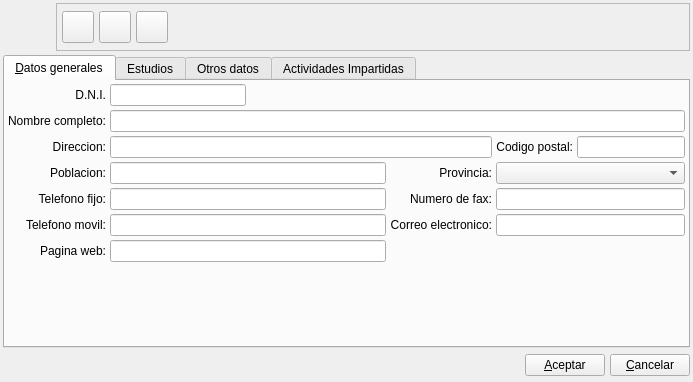
The window that bulmages/bulmafact/plugins/pluginbf_profesor/profesorbase.ui (eboladev/Bulmages-1) describes before a commit, drawn with Qt 5.
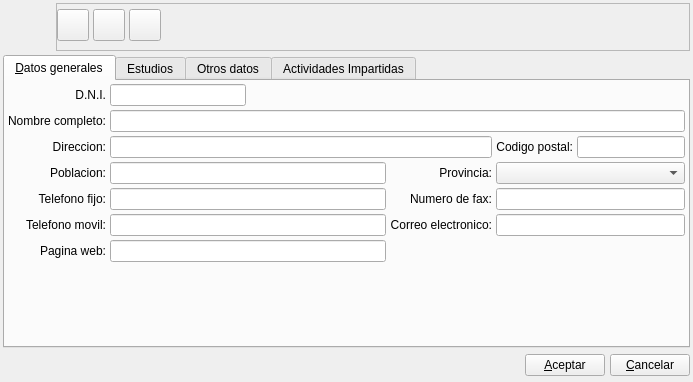
The same window after the commit. Icons and pictures are not drawn. Custom widgets are drawn as their Qt base class.

What changed in the file:
```diff
--- a/bulmages/bulmafact/plugins/pluginbf_profesor/profesorbase.ui
+++ b/bulmages/bulmafact/plugins/pluginbf_profesor/profesorbase.ui
@@ -75,12 +75,18 @@
        <property name="frameShadow">
         <enum>QFrame::Raised</enum>
        </property>
-       <layout class="QHBoxLayout">
-        <property name="spacing">
-         <number>5</number>
+       <property name="lineWidth">
+        <number>0</number>
+       </property>
+       <layout class="QHBoxLayout" name="horizontalLayout">
+        <property name="leftMargin">
+         <number>0</number>
         </property>
-        <property name="margin">
-         <number>5</number>
+        <property name="topMargin">
+         <number>0</number>
+        </property>
+        <property name="rightMargin">
+         <number>0</number>
         </property>
         <item>
          <widget class="QToolButton" name="mui_guardar">
@@ -221,6 +227,41 @@
           </property>
          </spacer>
         </item>
+        <item>
+         <widget class="QFrame" name="mui_plugbotones">
+          <property name="sizePolicy">
+           <sizepolicy hsizetype="Expanding" vsizetype="Preferred">
+            <horstretch>0</horstretch>
+            <verstretch>0</verstretch>
+           </sizepolicy>
+          </property>
+          <property name="frameShape">
+           <enum>QFrame::NoFrame</enum>
+          </property>
+          <property name="frameShadow">
+           <enum>QFrame::Plain</enum>
+          </property>
+          <property name="lineWidth">
+           <number>0</number>
+          </property>
+         </widget>
+        </item>
+        <item>
+         <spacer name="spacer">
+          <property name="orientation">
+           <enum>Qt::Horizontal</enum>
+          </property>
+          <property name="sizeType">
+           <enum>QSizePolicy::Expanding</enum>
+          </property>
+          <property name="sizeHint" stdset="0">
+           <size>
+            <width>166</width>
+            <height>34</height>
+           </size>
+          </property>
+         </spacer>
+        </item>
        </layout>
       </widget>
      </item>
```
